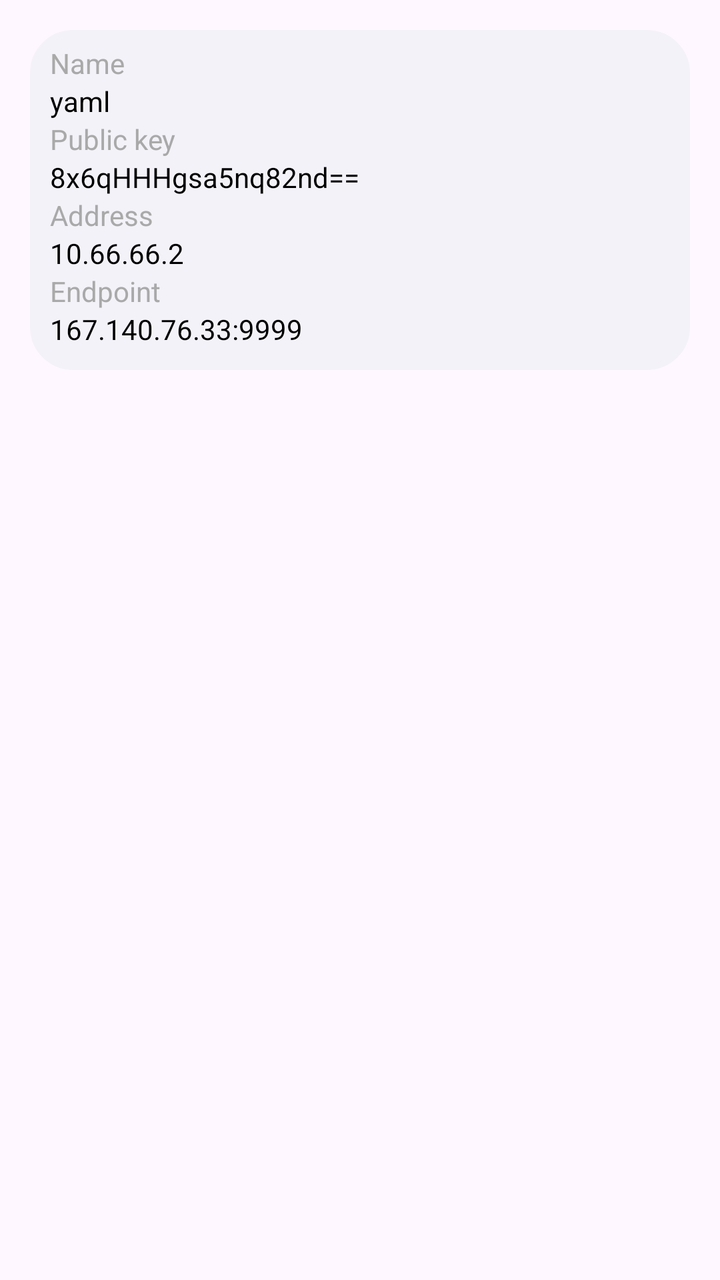
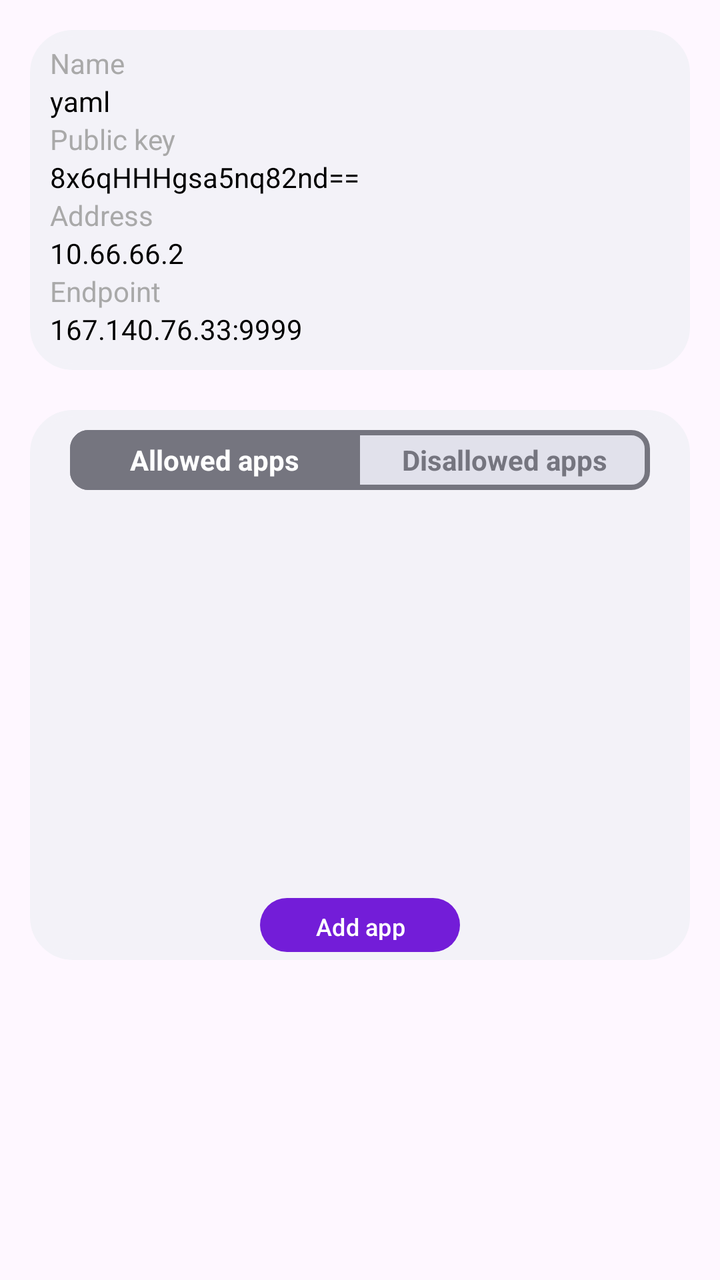

Two renders of the same Android screen: before a commit and after it. Below are the layout's source before the change and the commit's diff.
<!-- AndroidManifest.xml: application theme Theme.FridaApp -->
<!-- res/layout/content_single.xml -->
<?xml version="1.0" encoding="utf-8"?>
<LinearLayout xmlns:android="http://schemas.android.com/apk/res/android"
    android:id="@+id/single_config_act"
    android:layout_width="match_parent"
    android:layout_height="match_parent"
    android:padding="15dp"
    android:orientation="vertical">

    <LinearLayout
        android:layout_width="match_parent"
        android:layout_height="170dp"
        android:background="@drawable/layout_bg"
        android:orientation="vertical"
        android:paddingLeft="10dp"
        android:paddingTop="7dp">
        <TextView
            android:layout_width="match_parent"
            android:layout_height="wrap_content"
            android:layout_gravity="start"
            android:text="Name"
            android:maxLines="1"
            android:textAllCaps="false"
            android:textColor="@color/grey"
            android:textSize="14sp"
            android:textStyle="normal" />

        <TextView
            android:id="@+id/interface_name"
            android:layout_width="match_parent"
            android:layout_height="wrap_content"
            android:layout_gravity="start"
            android:text="yaml"
            android:textAllCaps="false"
            android:textColor="@color/black"
            android:textSize="14sp"
            android:textStyle="normal" />
        <TextView
            android:layout_width="match_parent"
            android:layout_height="wrap_content"
            android:layout_gravity="start"
            android:text="Public key"
            android:textAllCaps="false"
            android:textColor="@color/grey"
            android:textSize="14sp"
            android:textStyle="normal" />

        <TextView
            android:id="@+id/public_key"
            android:layout_width="match_parent"
            android:layout_height="wrap_content"
            android:layout_gravity="start"
            android:text="8x6qHHHgsa5nq82nd=="
            android:textAlignment="viewStart"
            android:textAllCaps="false"
            android:textColor="@color/black"
            android:maxLines="1"
            android:textSize="14sp"
            android:textStyle="normal" />
        <TextView
            android:layout_width="match_parent"
            android:layout_height="wrap_content"
            android:layout_gravity="start"
            android:text="Address"
            android:textAllCaps="false"
            android:textColor="@color/grey"
            android:textSize="14sp"
            android:textStyle="normal" />

        <TextView
            android:id="@+id/address"
            android:layout_width="match_parent"
            android:layout_height="wrap_content"
            android:layout_gravity="start"
            android:text="10.66.66.2"
            android:textAllCaps="false"
            android:textColor="@color/black"
            android:textSize="14sp"
            android:textStyle="normal" />
        <TextView
            android:layout_width="match_parent"
            android:layout_height="wrap_content"
            android:layout_gravity="start"
            android:text="Endpoint"
            android:textAllCaps="false"
            android:textColor="@color/grey"
            android:textSize="14sp"
            android:textStyle="normal" />

        <TextView
            android:id="@+id/endpoint"
            android:layout_width="match_parent"
            android:layout_height="wrap_content"
            android:layout_gravity="start"
            android:text="167.140.76.33:9999"
            android:textAllCaps="false"
            android:textColor="@color/black"
            android:textSize="14sp"
            android:textStyle="normal" />
    </LinearLayout>

    <LinearLayout
        android:visibility="invisible"
        android:layout_width="match_parent"
        android:layout_height="wrap_content"
        android:layout_marginTop="20dp"
        android:background="@drawable/layout_bg"
        android:orientation="vertical">

        <LinearLayout
            android:layout_width="match_parent"
            android:layout_height="30dp"
            android:layout_marginHorizontal="20dp"
            android:layout_marginTop="10dp"
            android:background="@drawable/layout_switcher"
            android:orientation="horizontal">

            <LinearLayout
                android:id="@+id/switch_all"
                android:layout_width="match_parent"
                android:layout_height="match_parent"
                android:layout_weight="1"
                android:background="@drawable/layout_swl">

                <TextView
                    android:id="@+id/btn_text_all"
                    android:layout_width="match_parent"
                    android:layout_height="wrap_content"
                    android:layout_gravity="center"
                    android:text="Allowed apps"
                    android:textAlignment="center"
                    android:textAllCaps="false"
                    android:textColor="@color/white"
                    android:textSize="14sp"
                    android:textStyle="bold" />
            </LinearLayout>
            
            <LinearLayout
                android:id="@+id/switch_dis"
                android:layout_width="match_parent"
                android:layout_height="match_parent"
                android:layout_weight="1">

                <TextView
                    android:id="@+id/btn_text_dis"
                    android:layout_width="match_parent"
                    android:layout_height="wrap_content"
                    android:layout_gravity="center"
                    android:text="Disallowed apps"
                    android:textAlignment="center"
                    android:textAllCaps="false"
                    android:textColor="#75757F"
                    android:textSize="14sp"
                    android:textStyle="bold" />
            </LinearLayout>

        </LinearLayout>

        <ScrollView
            android:layout_width="match_parent"
            android:layout_height="250dp"
            android:layout_weight="1">

            <LinearLayout
                android:id="@+id/apps_list"
                android:layout_width="match_parent"
                android:layout_height="wrap_content"
                android:orientation="vertical" />
        </ScrollView>

        <Button
            android:id="@+id/add_app"
            android:layout_width="100dp"
            android:layout_height="35dp"
            android:layout_gravity="center"
            android:text="Add app"
            android:textAlignment="center"
            android:textSize="12sp">

        </Button>
    </LinearLayout>
</LinearLayout>
<!-- resources referenced by this layout -->
<resources>
  <color name="black">#FF000000</color>
  <color name="grey">#FFa9a9a9</color>
  <color name="white">#FFFFFFFF</color>
  <!-- drawable layout_bg (drawable) -->
  <?xml version="1.0" encoding="utf-8"?>
  <shape xmlns:android="http://schemas.android.com/apk/res/android">
      <solid android:color="#F3F2F8"/>
      <stroke android:width="3dp" android:color="#F3F2F8" />
      <corners android:radius="20dp"/>
      <padding android:left="0dp" android:top="0dp" android:right="0dp" android:bottom="0dp" />
  </shape>
  <!-- drawable layout_switcher (drawable) -->
  <?xml version="1.0" encoding="utf-8"?>
  <shape xmlns:android="http://schemas.android.com/apk/res/android">
      <solid android:color="#E1E1EB"/>
      <stroke android:width="2.5dp" android:color="#75757F" />
      <corners android:radius="8dp"/>
      <padding android:left="0dp" android:top="0dp" android:right="0dp" android:bottom="0dp" />
  </shape>
  <!-- drawable layout_swl (drawable) -->
  <?xml version="1.0" encoding="utf-8"?>
  <shape xmlns:android="http://schemas.android.com/apk/res/android">
      <solid android:color="#75757F"/>
      <stroke android:width="2.5dp" android:color="#75757F" />
      <corners android:bottomLeftRadius="8dp" android:topLeftRadius="8dp"/>
      <padding android:left="0dp" android:top="0dp" android:right="0dp" android:bottom="0dp" />
  </shape>
  <style name="Theme.FridaApp" parent="Base.Theme.FridaApp" />
  <style name="Base.Theme.FridaApp" parent="Theme.Material3.DayNight">
          
          <item name="colorPrimary">@color/colorPrimary</item>
      </style>
  <color name="colorPrimary">#731DD8</color>
</resources>

<!-- the commit's change to res/layout/content_single.xml (unified diff, before → after) -->
@@ -99,12 +99,12 @@
     </LinearLayout>
 
     <LinearLayout
-        android:visibility="invisible"
         android:layout_width="match_parent"
         android:layout_height="wrap_content"
         android:layout_marginTop="20dp"
         android:background="@drawable/layout_bg"
-        android:orientation="vertical">
+        android:orientation="vertical"
+        android:visibility="visible">
 
         <LinearLayout
             android:layout_width="match_parent"
@@ -155,17 +155,11 @@
 
         </LinearLayout>
 
-        <ScrollView
+        <androidx.recyclerview.widget.RecyclerView
+            android:id="@+id/apps_list"
             android:layout_width="match_parent"
-            android:layout_height="250dp"
-            android:layout_weight="1">
-
-            <LinearLayout
-                android:id="@+id/apps_list"
-                android:layout_width="match_parent"
-                android:layout_height="wrap_content"
-                android:orientation="vertical" />
-        </ScrollView>
+            android:layout_height="200dp"
+            android:layout_marginHorizontal="20dp"/>
 
         <Button
             android:id="@+id/add_app"
